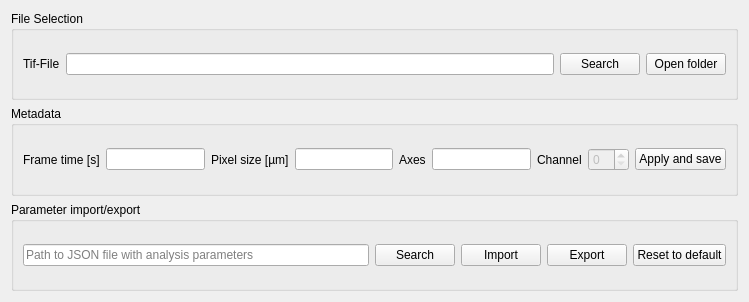
Above: sarcasm_app/ui-files/file_selection.ui from danihae/SarcAsM before the change. Below: the same form after it.
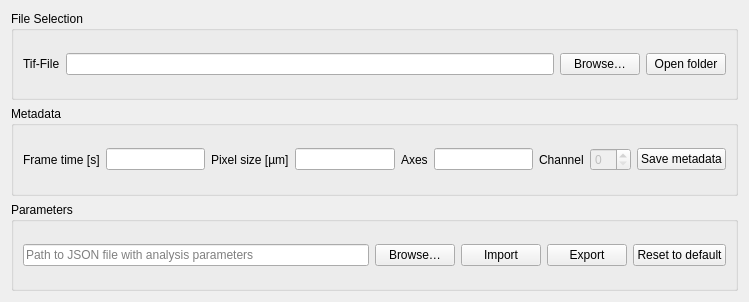
That is the form after the change.

Diff of the .ui file:
```diff
--- a/sarcasm_app/ui-files/file_selection.ui
+++ b/sarcasm_app/ui-files/file_selection.ui
@@ -33,7 +33,7 @@
       <item>
        <widget class="QPushButton" name="btn_search">
         <property name="text">
-         <string>Search</string>
+         <string>Browse…</string>
         </property>
        </widget>
       </item>
@@ -130,7 +130,7 @@
          </size>
         </property>
         <property name="text">
-         <string>Apply and save</string>
+         <string>Save metadata</string>
         </property>
        </widget>
       </item>
@@ -140,7 +140,7 @@
    <item>
     <widget class="QGroupBox" name="groupBox_3">
      <property name="title">
-      <string>Parameter import/export</string>
+      <string>Parameters</string>
      </property>
      <layout class="QHBoxLayout" name="horizontalLayout_5">
       <item>
@@ -162,7 +162,7 @@
       <item>
        <widget class="QPushButton" name="btn_search_parameters_file">
         <property name="text">
-         <string>Search</string>
+         <string>Browse…</string>
         </property>
        </widget>
       </item>
```
